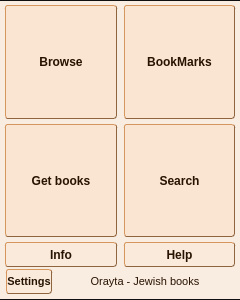
First picture: the form in Mobile/mobileapp.ui, repository MosheWagner/Orayta-QT, before the edit.
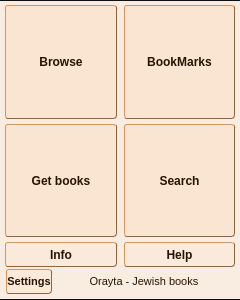
Second picture: the form after the edit. Icons and pictures are not drawn. Custom widgets are drawn as their Qt base class.

```diff
--- a/Mobile/mobileapp.ui
+++ b/Mobile/mobileapp.ui
@@ -979,7 +979,7 @@
        <item>
         <layout class="QHBoxLayout" name="horizontalLayout_12">
          <property name="spacing">
-          <number>2</number>
+          <number>0</number>
          </property>
          <property name="sizeConstraint">
           <enum>QLayout::SetDefaultConstraint</enum>
```
